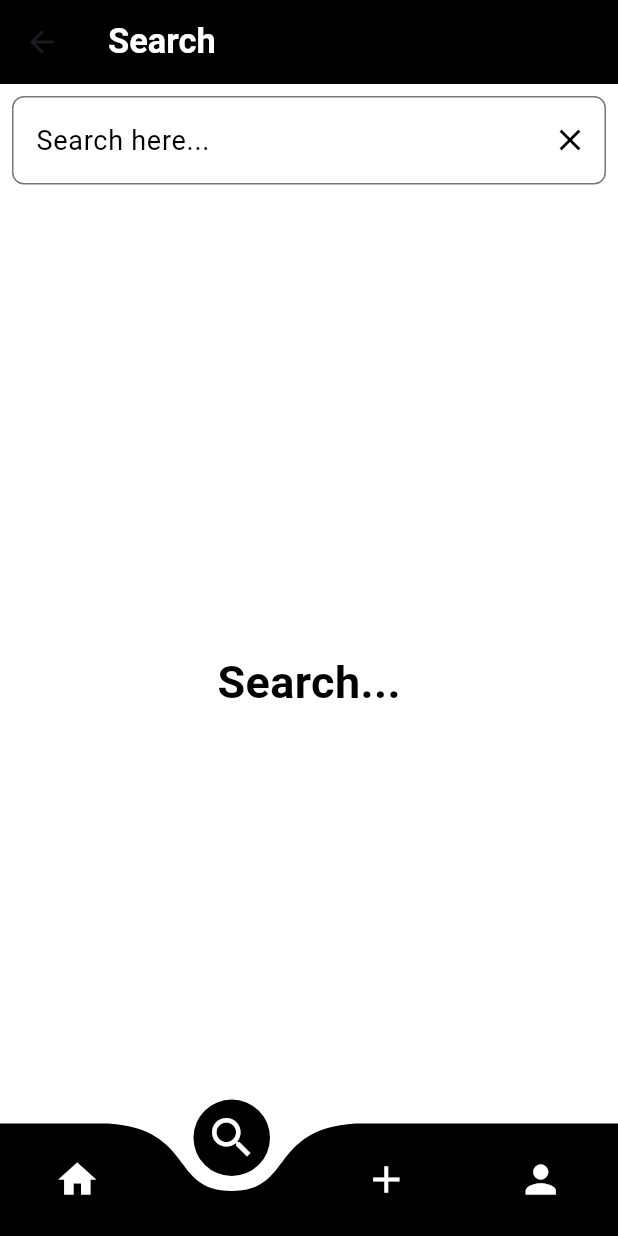
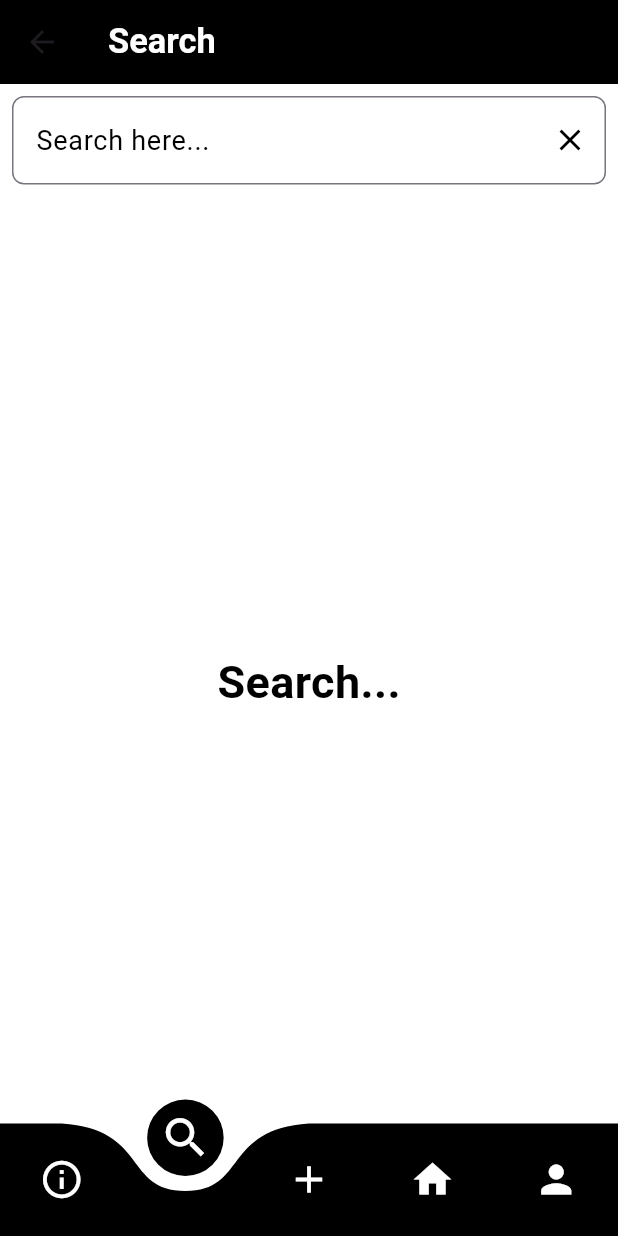
Before and after one commit to uttamthegoat/FlytSocial, a Flutter app: the BottomNavBar screen opened directly, swiped to page 2, on a phone screen of 412 x 824 dp. Run offline on Flutter 3.47's test engine with Material 3 defaults, Android fonts, the phone set to English and light mode, and no system bars; drawn by our look-alikes of curved_navigation_bar; our stand-ins replace cached_network_image, cloud_firestore, firebase_auth, firebase_core, firebase_storage, flutter_screenutil and 5 more; accounts and stored records are empty; network calls fail; statements that could not run were skipped.

Commit message:
changed route layout

```diff
--- a/lib/navbar/bottomnavbar.dart
+++ b/lib/navbar/bottomnavbar.dart
@@ -49,6 +49,7 @@ class _BottomNavBarState extends State<BottomNavBar> {
   @override
   Widget build(BuildContext context) {
     final curUser = Provider.of<UserProvider>(context).currentUser;
+    print("navbar $curUser");
     return Scaffold(
       extendBody: true,
       backgroundColor: Colors.black,
@@ -60,7 +61,7 @@ class _BottomNavBarState extends State<BottomNavBar> {
         backgroundColor: Colors.transparent,
         items: [
           Icon(
-            Icons.home,
+            Icons.info_outline,
             color: Colors.white,
             size: activePage == 0 ? 35 : 30,
           ),
@@ -74,14 +75,15 @@ class _BottomNavBarState extends State<BottomNavBar> {
             color: Colors.white,
             size: activePage == 2 ? 35 : 30,
           ),
-          // Icon(
-          //   Icons.info_outline,
-          //   size: 30,
-          // ),
+          Icon(
+            Icons.home,
+            color: Colors.white,
+            size: activePage == 3 ? 35 : 30,
+          ),
           Icon(
             Icons.person,
             color: Colors.white,
-            size: activePage == 3 ? 35 : 30,
+            size: activePage == 4 ? 35 : 30,
           ),
         ],
         onTap: navigationTapped,
@@ -90,10 +92,10 @@ class _BottomNavBarState extends State<BottomNavBar> {
         controller: pageController,
         onPageChanged: onPageChanged,
         children: [
-          Home(currentUser: curUser),
+          const About(),
           const AppSearch(),
           NewPost(),
-          // const About(),
+          Home(currentUser: curUser),
           Profile(
             user: curUser,
           ),
--- a/lib/screens/home.dart
+++ b/lib/screens/home.dart
@@ -71,9 +71,7 @@ class _HomeState extends State<Home> {
           ),
           backgroundColor: Colors.black,
         ),
-        body: Container(
-            margin: const EdgeInsets.fromLTRB(0, 0, 0, 10),
-            child: SingleChildScrollView(
+        body: SingleChildScrollView(
               child: ListView.builder(
                 shrinkWrap: true,
                 physics: const NeverScrollableScrollPhysics(),
@@ -85,7 +83,7 @@ class _HomeState extends State<Home> {
                   );
                 },
               ),
-            )));
+            ));
   }
 }
 
--- a/lib/state/user_provider.dart
+++ b/lib/state/user_provider.dart
@@ -31,13 +31,14 @@ Future<dynamic> getUser(String key) async {
 
 class UserProvider with ChangeNotifier {
   User? _user;
-
+  bool firstTimeLog = true;
   dynamic curUser;
   final FirebaseAuth _auth = FirebaseAuth.instance;
 
   User? get user => _user;
   // this value is used in the application
   get currentUser => curUser;
+  get firstTime => firstTimeLog;
 
   UserProvider() {
     _auth.authStateChanges().listen(_onAuthStateChanged);
@@ -110,6 +111,7 @@ class UserProvider with ChangeNotifier {
           newUser['imageUrl'] = snapshot.docs.first.data()['imageUrl'];
           newUser['bio'] = snapshot.docs.first.data()['bio'];
           newUser['username'] = snapshot.docs.first.data()['username'];
+          firstTimeLog = true;
         } else {
           final checkEmail = _user?.email;
           final snapshot = await FirebaseFirestore.instance
@@ -122,6 +124,7 @@ class UserProvider with ChangeNotifier {
           newUser['imageUrl'] = snapshot.docs.first.data()['imageUrl'];
           newUser['bio'] = snapshot.docs.first.data()['bio'];
           newUser['username'] = snapshot.docs.first.data()['username'];
+          firstTimeLog = false;
         }
         curUser = newUser;
         storeUser('curuser', curUser);
@@ -181,6 +184,7 @@ class UserProvider with ChangeNotifier {
     final prefs = await SharedPreferences.getInstance();
     final jsonString = prefs.getString('curuser');
     curUser = json.decode(jsonString!);
+    print("jaon code ${json.decode(jsonString)}");
   }
 
   Future<void> updateUser(Map<String, dynamic> updatedUser) async {
```
Also changed, not shown: lib/screens/auth.dart (+60 -2 lines), lib/screens/welcome_page.dart (added, +38 -0 lines).
